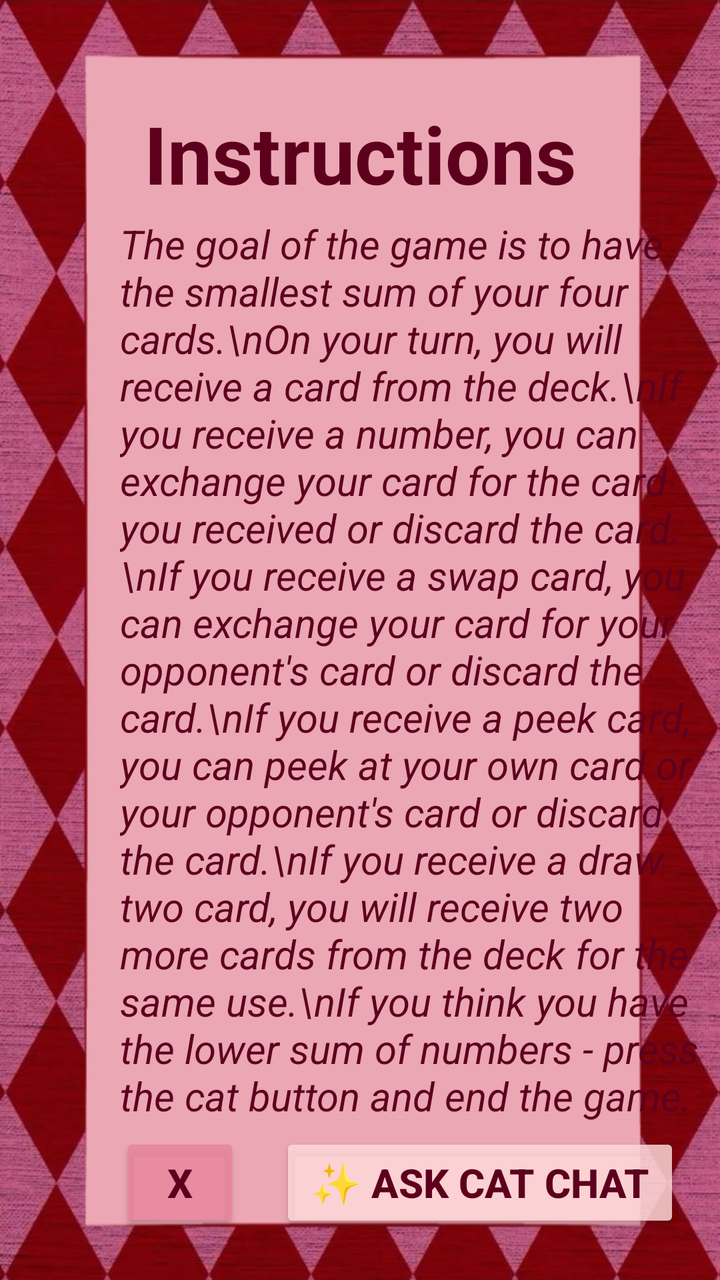
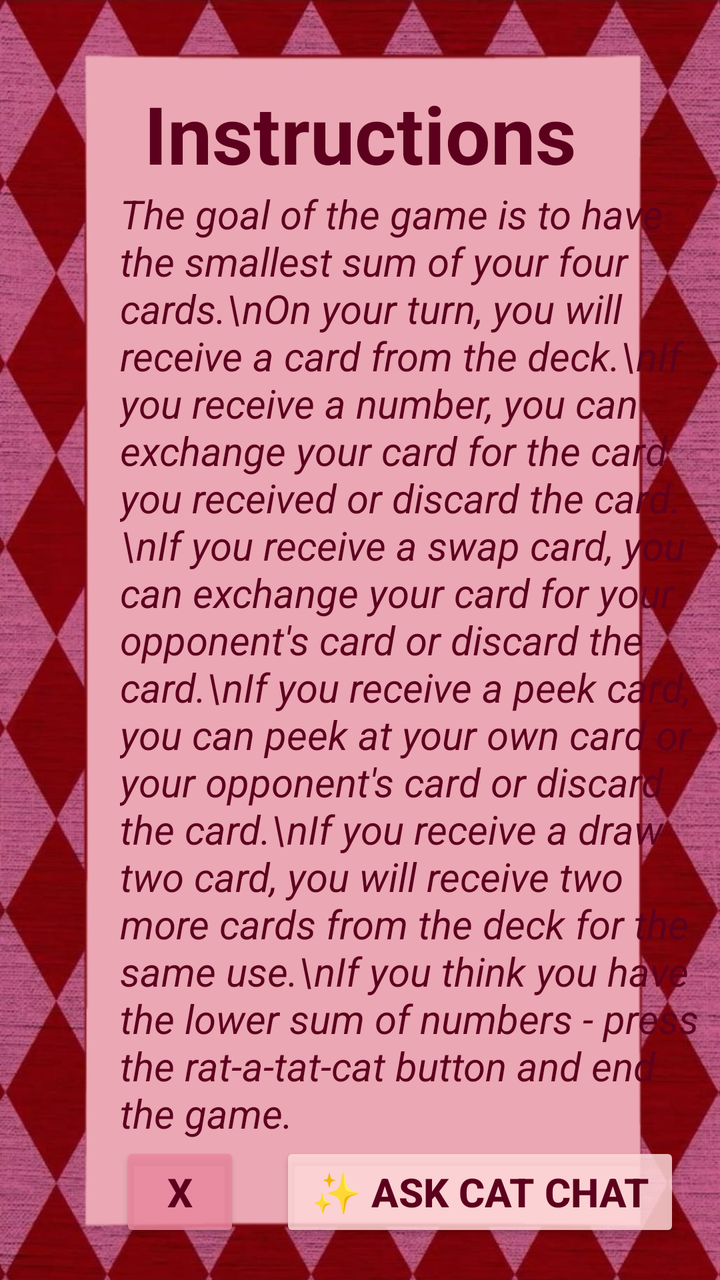

An Android layout rendered at two revisions. The XML below is the earlier revision; the diff shows what the commit changed to produce the second picture.
<!-- AndroidManifest.xml: application theme Theme.RatATatCat -->
<!-- res/layout/activity_instructions.xml -->
<?xml version="1.0" encoding="utf-8"?>
<LinearLayout xmlns:android="http://schemas.android.com/apk/res/android"
    xmlns:app="http://schemas.android.com/apk/res-auto"
    xmlns:tools="http://schemas.android.com/tools"
    android:id="@+id/main"
    android:layout_width="match_parent"
    android:layout_height="match_parent"
    tools:context=".InstructionsActivity"
    android:orientation="vertical"
    android:background="@drawable/background2">

    <TextView
        android:layout_width="match_parent"
        android:layout_height="wrap_content"
        android:text="Instructions"
        android:textSize="40dp"
        android:textColor="#5D001E"
        android:gravity="center"
        android:layout_marginTop="50dp"
        android:id="@+id/tvInstructionsTitle"
        android:textStyle="bold"></TextView>

    <TextView
        android:layout_width="300dp"
        android:layout_height="wrap_content"
        android:text="The goal of the game is to have the smallest sum of your four cards.\nOn your turn, you will receive a card from the deck.\nIf you receive a number, you can exchange your card for the card you received or discard the card.\nIf you receive a swap card, you can exchange your card for your opponent's card or discard the card.\nIf you receive a peek card, you can peek at your own card or your opponent's card or discard the card.\nIf you receive a draw two card, you will receive two more cards from the deck for the same use.\nIf you think you have the lower sum of numbers - press the cat button and end the game."
        android:textSize="20dp"
        android:textColor="#5D001E"
        android:layout_marginLeft="60dp"
        android:layout_marginTop="5dp"
        android:id="@+id/tvInstructions"
        android:textStyle="italic"></TextView>

    <LinearLayout
        android:layout_width="wrap_content"
        android:layout_height="wrap_content"
        android:orientation="horizontal">

        <Button
            android:layout_width="60dp"
            android:layout_height="50dp"
            android:text="X"
            android:textStyle="bold"
            android:textSize="20dp"
            android:backgroundTint="#D6E9869E"
            android:textColor="#5D001E"
            android:id="@+id/btnX"
            android:layout_marginLeft="60dp"
            android:layout_marginTop="5dp"></Button>

        <Button
            android:layout_width="200dp"
            android:layout_height="50dp"
            android:text="✨ Ask cat chat"
            android:textStyle="bold"
            android:textSize="20dp"
            android:backgroundTint="#D6FFD9D9"
            android:textColor="#5D001E"
            android:id="@+id/btnAI"
            android:layout_marginLeft="20dp"
            android:layout_marginTop="5dp"></Button>
    </LinearLayout>

</LinearLayout>
<!-- resources referenced by this layout -->
<resources>
  <!-- drawable background2: png bitmap (drawable, 868006 bytes) -->
  <style name="Theme.RatATatCat" parent="Base.Theme.RatATatCat" />
  <style name="Base.Theme.RatATatCat" parent="Theme.Material3.DayNight.NoActionBar">
          
          
      </style>
</resources>

<!-- the commit's change to res/layout/activity_instructions.xml (unified diff, before → after) -->
@@ -16,18 +16,18 @@
         android:textSize="40dp"
         android:textColor="#5D001E"
         android:gravity="center"
-        android:layout_marginTop="50dp"
+        android:layout_marginTop="40dp"
         android:id="@+id/tvInstructionsTitle"
         android:textStyle="bold"></TextView>
 
     <TextView
         android:layout_width="300dp"
         android:layout_height="wrap_content"
-        android:text="The goal of the game is to have the smallest sum of your four cards.\nOn your turn, you will receive a card from the deck.\nIf you receive a number, you can exchange your card for the card you received or discard the card.\nIf you receive a swap card, you can exchange your card for your opponent's card or discard the card.\nIf you receive a peek card, you can peek at your own card or your opponent's card or discard the card.\nIf you receive a draw two card, you will receive two more cards from the deck for the same use.\nIf you think you have the lower sum of numbers - press the cat button and end the game."
+        android:text="The goal of the game is to have the smallest sum of your four cards.\nOn your turn, you will receive a card from the deck.\nIf you receive a number, you can exchange your card for the card you received or discard the card.\nIf you receive a swap card, you can exchange your card for your opponent's card or discard the card.\nIf you receive a peek card, you can peek at your own card or your opponent's card or discard the card.\nIf you receive a draw two card, you will receive two more cards from the deck for the same use.\nIf you think you have the lower sum of numbers - press the rat-a-tat-cat button and end the game."
         android:textSize="20dp"
         android:textColor="#5D001E"
         android:layout_marginLeft="60dp"
-        android:layout_marginTop="5dp"
+        android:layout_marginTop="0dp"
         android:id="@+id/tvInstructions"
         android:textStyle="italic"></TextView>
 
@@ -46,7 +46,7 @@
             android:textColor="#5D001E"
             android:id="@+id/btnX"
             android:layout_marginLeft="60dp"
-            android:layout_marginTop="5dp"></Button>
+            android:layout_marginTop="1dp"></Button>
 
         <Button
             android:layout_width="200dp"
@@ -58,7 +58,7 @@
             android:textColor="#5D001E"
             android:id="@+id/btnAI"
             android:layout_marginLeft="20dp"
-            android:layout_marginTop="5dp"></Button>
+            android:layout_marginTop="1dp"></Button>
     </LinearLayout>
 
 </LinearLayout>
